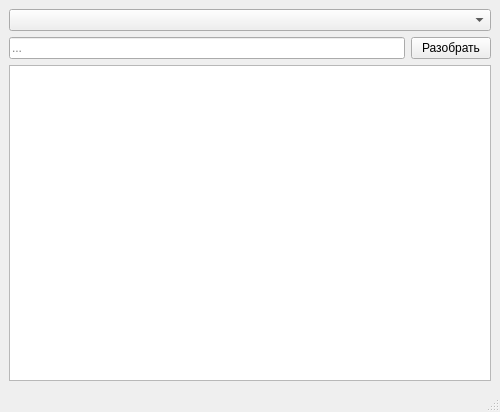
First picture: the form in ui/main_window.ui, repository bednick/parser-vendor-code, before the edit.
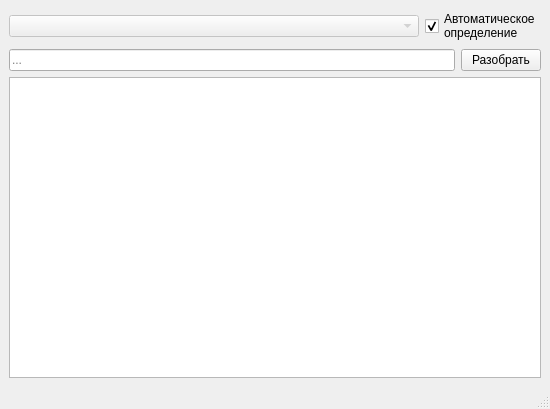
Second picture: the form after the edit.

What changed in the file:
```diff
--- a/ui/main_window.ui
+++ b/ui/main_window.ui
@@ -6,8 +6,8 @@
    <rect>
     <x>0</x>
     <y>0</y>
-    <width>500</width>
-    <height>412</height>
+    <width>550</width>
+    <height>409</height>
    </rect>
   </property>
   <property name="minimumSize">
@@ -20,17 +20,35 @@
    <string>Разбираем артикул</string>
   </property>
   <widget class="QWidget" name="centralwidget">
+   <layout class="QVBoxLayout" name="verticalLayout_2" stretch="0,1">
+    <item>
    <layout class="QVBoxLayout" name="verticalLayout">
     <item>
-     <layout class="QVBoxLayout" name="verticalLayout_2">
+       <layout class="QHBoxLayout" name="horizontalLayout_2" stretch="1,0">
       <item>
        <widget class="QComboBox" name="comboBox">
+          <property name="enabled">
+           <bool>false</bool>
+          </property>
         <property name="currentText">
          <string/>
         </property>
        </widget>
       </item>
       <item>
+         <widget class="QCheckBox" name="checkBoxAuto">
+          <property name="text">
+           <string>Автоматическое
+определение</string>
+          </property>
+          <property name="checked">
+           <bool>true</bool>
+          </property>
+         </widget>
+        </item>
+       </layout>
+      </item>
+      <item>
        <layout class="QHBoxLayout" name="horizontalLayout">
         <item>
          <widget class="QLineEdit" name="lineEditInput">
```
Left out of the diff: 2 changed lines with no effect on the pictures. Lines whose indentation alone changed are shown as unchanged.
